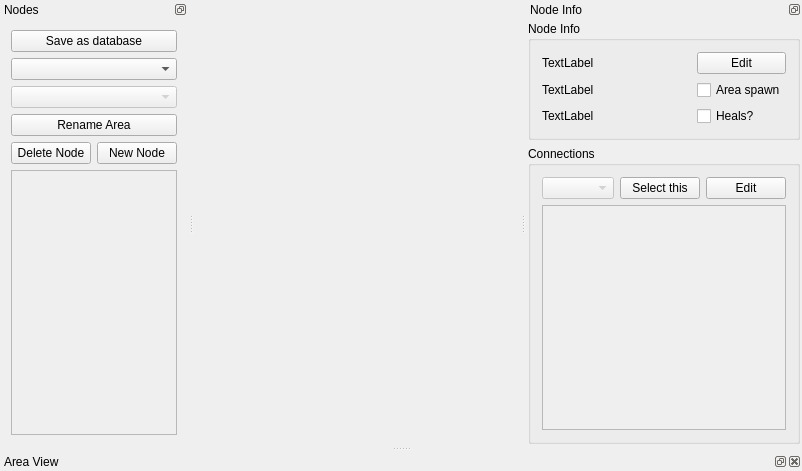
First picture: the form in randovania/gui/ui_files/data_editor.ui, repository randovania/randovania, before the edit.
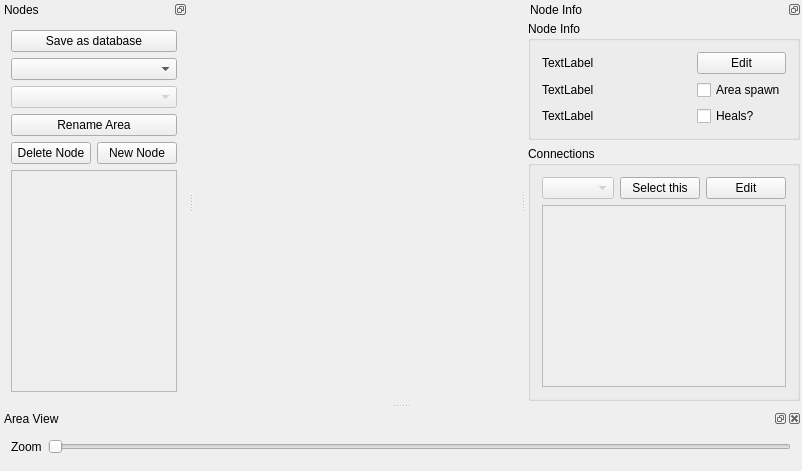
Second picture: the form after the edit. Custom widgets are drawn as their Qt base class.

Commit message: Added slider for zoom in and zoom out

```diff
--- a/randovania/gui/ui_files/data_editor.ui
+++ b/randovania/gui/ui_files/data_editor.ui
@@ -86,8 +86,8 @@
          <rect>
           <x>0</x>
           <y>0</y>
-          <width>166</width>
-          <height>239</height>
+          <width>156</width>
+          <height>193</height>
          </rect>
         </property>
         <layout class="QVBoxLayout" name="nodes_scroll_layout">
@@ -242,8 +242,8 @@
             <rect>
              <x>0</x>
              <y>0</y>
-             <width>235</width>
-             <height>204</height>
+             <width>229</width>
+             <height>171</height>
             </rect>
            </property>
           </widget>
@@ -263,16 +263,46 @@
    </widget>
   </widget>
   <widget class="QDockWidget" name="area_view_dock">
-   <property name="features">
-    <set>QDockWidget::AllDockWidgetFeatures</set>
-   </property>
    <property name="windowTitle">
     <string>Area View</string>
    </property>
    <attribute name="dockWidgetArea">
     <number>8</number>
    </attribute>
-   <widget class="DataEditorCanvas" name="area_view_canvas"/>
+   <widget class="QWidget" name="area_view_content">
+    <layout class="QVBoxLayout" name="verticalLayout_2">
+     <item>
+      <layout class="QHBoxLayout" name="zoom_group">
+       <item>
+        <widget class="QLabel" name="zoom_label">
+         <property name="text">
+          <string>Zoom</string>
+         </property>
+        </widget>
+       </item>
+       <item>
+        <widget class="QSlider" name="zoom_slider">
+         <property name="minimum">
+          <number>1</number>
+         </property>
+         <property name="maximum">
+          <number>1000</number>
+         </property>
+         <property name="value">
+          <number>1</number>
+         </property>
+         <property name="orientation">
+          <enum>Qt::Horizontal</enum>
+         </property>
+        </widget>
+       </item>
+      </layout>
+     </item>
+     <item>
+      <widget class="DataEditorCanvas" name="area_view_canvas" native="true"/>
+     </item>
+    </layout>
+   </widget>
   </widget>
  </widget>
  <layoutdefault spacing="6" margin="11"/>
```
The commit also changes 3 other files.
